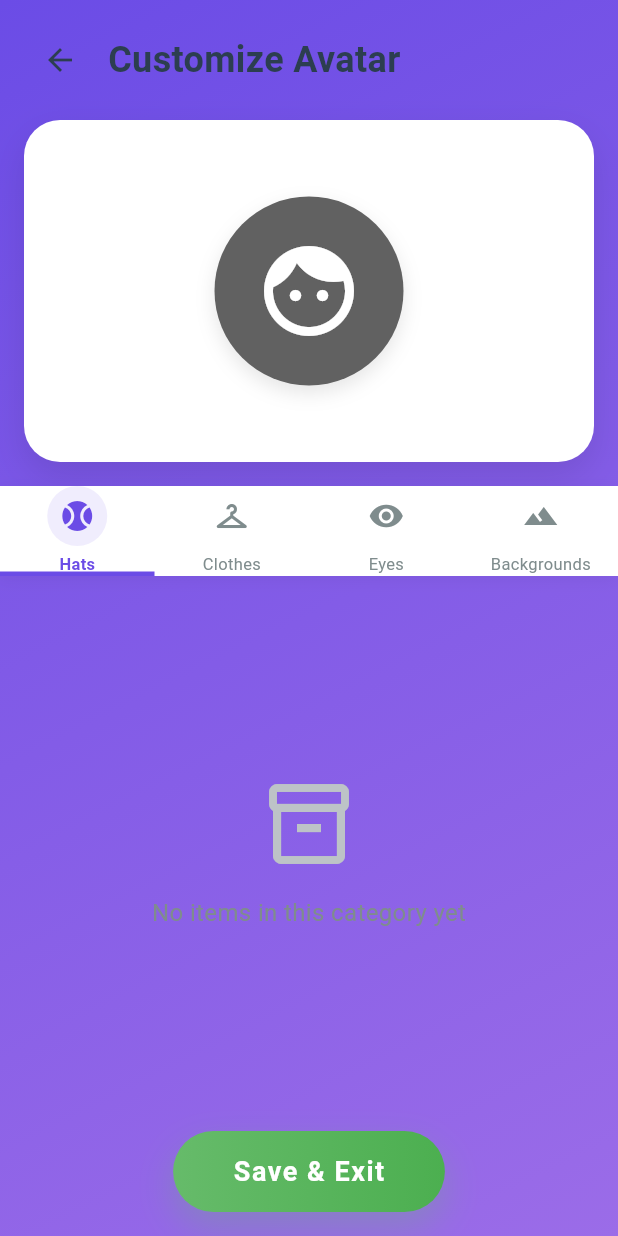
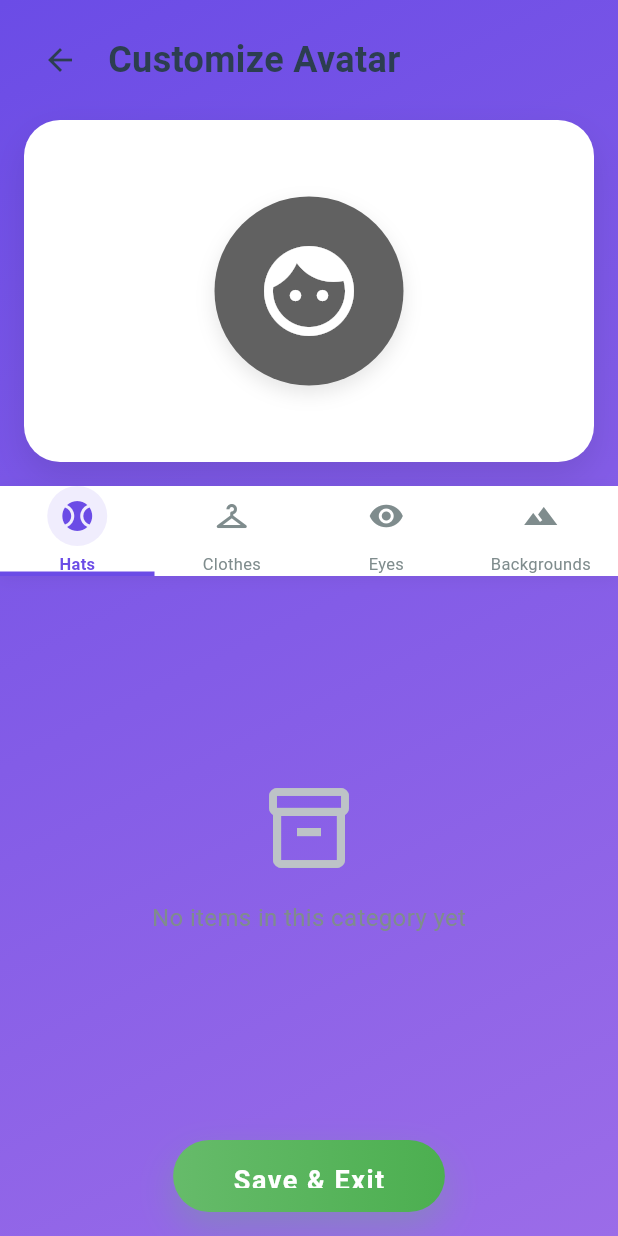
Before and after one commit to Mohamed-Nagdy/Brain-Land, a Flutter app: the screen it shows after launch, after a tap on an icon or button, on a phone screen of 412 x 824 dp. Run offline on Flutter 3.47's test engine with Material 3 defaults, Android fonts, the phone set to English and light mode, and no system bars; our stand-ins replace audioplayers, equatable, firebase_analytics, firebase_core, flutter_riverpod, go_router and 4 more; accounts and stored records are empty; generated files the repository leaves out were written again.

Commit message:
Last Change

```diff
--- a/lib/features/math_forest/presentation/screens/math_game_screen.dart
+++ b/lib/features/math_forest/presentation/screens/math_game_screen.dart
@@ -1,4 +1,5 @@
 import 'package:brain_land/core/utils/audio_manager.dart';
+import 'package:brain_land/core/utils/responsive_utils.dart';
 import 'package:brain_land/features/math_forest/presentation/widgets/celebration_widget.dart';
 import 'package:flutter/material.dart';
 import 'package:flutter_riverpod/flutter_riverpod.dart';
@@ -130,16 +131,21 @@ class _MathGameScreenState extends ConsumerState<MathGameScreen> {
       return _buildErrorState('No problem available');
     }
 
+    // Use different layout for landscape mode
+    if (context.isLandscape) {
+      return _buildLandscapeLayout(gameState, problem);
+    }
+
     return Column(
       children: [
         // Header with timer, counter, and pause button
         _buildHeader(gameState),
 
-        const SizedBox(height: 24),
+        SizedBox(height: context.responsiveSpacing * 2),
 
         // Problem display
         Padding(
-          padding: const EdgeInsets.symmetric(horizontal: 24.0),
+          padding: context.responsiveHorizontalPadding,
           child: ProblemDisplay(problem: problem),
         ),
 
@@ -148,7 +154,42 @@ class _MathGameScreenState extends ConsumerState<MathGameScreen> {
         // Answer bubbles grid
         _buildAnswerBubbles(problem.options),
 
-        const SizedBox(height: 32),
+        SizedBox(height: context.responsiveSpacing * 3),
+      ],
+    );
+  }
+
+  /// Build landscape layout with side-by-side problem and answers
+  Widget _buildLandscapeLayout(MathGameState gameState, problem) {
+    return Column(
+      children: [
+        // Header with timer, counter, and pause button
+        _buildHeader(gameState),
+
+        Expanded(
+          child: Row(
+            children: [
+              // Left side: Problem display
+              Expanded(
+                flex: 2,
+                child: Center(
+                  child: Padding(
+                    padding: context.responsiveHorizontalPadding,
+                    child: ProblemDisplay(problem: problem),
+                  ),
+                ),
+              ),
+
+              // Right side: Answer bubbles
+              Expanded(
+                flex: 3,
+                child: Center(child: _buildAnswerBubbles(problem.options)),
+              ),
+            ],
+          ),
+        ),
+
+        SizedBox(height: context.responsiveSpacing),
       ],
     );
   }
@@ -214,15 +255,21 @@ class _MathGameScreenState extends ConsumerState<MathGameScreen> {
   }
 
   Widget _buildAnswerBubbles(List<int> options) {
+    final spacing = context.responsiveValue(
+      mobile: 24.0,
+      tablet: 32.0,
+      desktop: 40.0,
+    );
+
     return Padding(
-      padding: const EdgeInsets.symmetric(horizontal: 32.0),
+      padding: context.responsiveHorizontalPadding,
       child: GridView.builder(
         shrinkWrap: true,
         physics: const NeverScrollableScrollPhysics(),
-        gridDelegate: const SliverGridDelegateWithFixedCrossAxisCount(
+        gridDelegate: SliverGridDelegateWithFixedCrossAxisCount(
           crossAxisCount: 2,
-          crossAxisSpacing: 24,
-          mainAxisSpacing: 24,
+          crossAxisSpacing: spacing,
+          mainAxisSpacing: spacing,
           childAspectRatio: 1.0,
         ),
         itemCount: options.length,
--- a/lib/features/math_forest/presentation/widgets/answer_bubble.dart
+++ b/lib/features/math_forest/presentation/widgets/answer_bubble.dart
@@ -134,11 +134,21 @@ class _AnswerBubbleState extends State<AnswerBubble>
               ? _feedbackAnimation.value
               : _scaleAnimation.value;
 
+          return LayoutBuilder(
+            builder: (context, constraints) {
+              // Use the smaller dimension to ensure the bubble fits
+              final size = constraints.maxWidth < constraints.maxHeight
+                  ? constraints.maxWidth
+                  : constraints.maxHeight;
+
+              // Calculate font size based on bubble size
+              final fontSize = size * 0.4;
+
               return Transform.scale(
                 scale: scale,
                 child: Container(
-              width: 100,
-              height: 100,
+                  width: size,
+                  height: size,
                   decoration: BoxDecoration(
                     shape: BoxShape.circle,
                     gradient: _getGradient(),
@@ -155,13 +165,15 @@ class _AnswerBubbleState extends State<AnswerBubble>
                       widget.answer,
                       style: AppTextStyles.gameNumber.copyWith(
                         color: AppColors.textLight,
-                    fontSize: 40,
+                        fontSize: fontSize,
                       ),
                     ),
                   ),
                 ),
               );
             },
+          );
+        },
       ),
     );
   }
--- a/lib/features/world_map/presentation/screens/world_map_screen.dart
+++ b/lib/features/world_map/presentation/screens/world_map_screen.dart
@@ -1,3 +1,4 @@
+import 'package:brain_land/core/utils/responsive_utils.dart';
 import 'package:flutter/material.dart';
 import 'package:flutter_riverpod/flutter_riverpod.dart';
 import 'package:go_router/go_router.dart';
@@ -62,18 +63,17 @@ class _WorldMapScreenState extends ConsumerState<WorldMapScreen> {
                 // Header with player info
                 _buildHeader(context),
 
-                // Zone grid
+                // Zone grid - Responsive with landscape support
                 Expanded(
                   child: Padding(
-                    padding: const EdgeInsets.all(16.0),
+                    padding: context.responsivePadding,
                     child: GridView.builder(
-                      gridDelegate:
-                          const SliverGridDelegateWithFixedCrossAxisCount(
-                            crossAxisCount: 2,
-                            mainAxisSpacing: 16,
-                            crossAxisSpacing: 16,
-                            childAspectRatio: 0.85,
-                          ),
+                      gridDelegate: SliverGridDelegateWithFixedCrossAxisCount(
+                        crossAxisCount: _getGridColumnCount(context),
+                        mainAxisSpacing: context.responsiveSpacing,
+                        crossAxisSpacing: context.responsiveSpacing,
+                        childAspectRatio: _getChildAspectRatio(context),
+                      ),
                       itemCount: zones.length,
                       itemBuilder: (context, index) {
                         final zone = zones[index];
@@ -133,53 +133,133 @@ class _WorldMapScreenState extends ConsumerState<WorldMapScreen> {
     }
   }
 
+  /// Get grid column count based on screen size and orientation
+  int _getGridColumnCount(BuildContext context) {
+    if (context.isLandscape) {
+      // In landscape, show more columns
+      return context.responsiveValue(
+        mobile: 4, // 4 zones fit nicely in a row on landscape mobile
+        tablet: 4,
+        desktop: 4,
+      );
+    } else {
+      // In portrait, use standard responsive columns
+      return context.responsiveValue(mobile: 2, tablet: 3, desktop: 4);
+    }
+  }
+
+  /// Get child aspect ratio based on screen size and orientation
+  double _getChildAspectRatio(BuildContext context) {
+    if (context.isLandscape) {
+      // In landscape, make cards slightly wider
+      return context.responsiveValue(mobile: 0.75, tablet: 0.85, desktop: 0.9);
+    } else {
+      // In portrait, use standard aspect ratios
+      return context.responsiveValue(mobile: 0.85, tablet: 0.9, desktop: 1.0);
+    }
+  }
+
   Widget _buildHeader(BuildContext context) {
+    final avatarSize = context.responsiveValue(
+      mobile: 60.0,
+      tablet: 70.0,
+      desktop: 80.0,
+    );
+    final iconSize = context.responsiveValue(
+      mobile: 32.0,
+      tablet: 36.0,
+      desktop: 40.0,
+    );
+
     return Container(
-      padding: const EdgeInsets.all(16),
+      padding: context.responsivePadding,
       child: Row(
         children: [
           // Avatar
           GestureDetector(
             onTap: () => context.push(AppRoutes.avatarCustomization),
             child: Container(
-              width: 60,
-              height: 60,
+              width: avatarSize,
+              height: avatarSize,
               decoration: BoxDecoration(
                 color: AppColors.primary.withValues(alpha: 0.2),
                 shape: BoxShape.circle,
                 border: Border.all(color: AppColors.primary, width: 2),
               ),
-              child: const Center(
-                child: Text('🐼', style: TextStyle(fontSize: 32)),
+              child: Center(
+                child: Text(
+                  '🐼',
+                  style: TextStyle(fontSize: avatarSize * 0.53),
+                ),
               ),
             ),
           ),
-          const SizedBox(width: 16),
+          SizedBox(width: context.responsiveSpacing),
 
           // Player stats
           Expanded(
             child: Column(
               crossAxisAlignment: CrossAxisAlignment.start,
               children: [
-                Text('Welcome back!', style: AppTextStyles.heading3),
-                const SizedBox(height: 4),
+                Text(
+                  'Welcome back!',
+                  style: AppTextStyles.heading3.copyWith(
+                    fontSize: ResponsiveUtils.responsiveFontSize(
+                      context,
+                      mobile: 20,
+                      tablet: 22,
+                      desktop: 24,
+                    ),
+                  ),
+                ),
+                SizedBox(height: context.responsiveSpacing * 0.5),
                 Row(
                   children: [
-                    const Text('⭐', style: TextStyle(fontSize: 16)),
-                    const SizedBox(width: 4),
+                    Text(
+                      '⭐',
+                      style: TextStyle(
+                        fontSize: context.responsiveValue(
+                          mobile: 16.0,
+                          tablet: 18.0,
+                          desktop: 20.0,
+                        ),
+                      ),
+                    ),
+                    SizedBox(width: context.responsiveSpacing * 0.5),
                     Text(
                       '0',
                       style: AppTextStyles.bodyMedium.copyWith(
                         fontWeight: FontWeight.bold,
+                        fontSize: ResponsiveUtils.responsiveFontSize(
+                          context,
+                          mobile: 16,
+                          tablet: 18,
+                          desktop: 20,
+                        ),
                       ),
                     ),
-                    const SizedBox(width: 16),
-                    const Text('🪙', style: TextStyle(fontSize: 16)),
-                    const SizedBox(width: 4),
+                    SizedBox(width: context.responsiveSpacing),
+                    Text(
+                      '🪙',
+                      style: TextStyle(
+                        fontSize: context.responsiveValue(
+                          mobile: 16.0,
+                          tablet: 18.0,
+                          desktop: 20.0,
+                        ),
+                      ),
+                    ),
+                    SizedBox(width: context.responsiveSpacing * 0.5),
                     Text(
                       '0',
                       style: AppTextStyles.bodyMedium.copyWith(
                         fontWeight: FontWeight.bold,
+                        fontSize: ResponsiveUtils.responsiveFontSize(
+                          context,
+                          mobile: 16,
+                          tablet: 18,
+                          desktop: 20,
+                        ),
                       ),
                     ),
                   ],
@@ -190,7 +270,7 @@ class _WorldMapScreenState extends ConsumerState<WorldMapScreen> {
 
           // Progress button
           IconButton(
-            icon: const Icon(Icons.emoji_events, size: 32),
+            icon: Icon(Icons.emoji_events, size: iconSize),
             color: AppColors.warningYellow,
             onPressed: () => context.push(AppRoutes.progress),
             tooltip: 'View Progress',
--- a/lib/shared/widgets/fancy_button.dart
+++ b/lib/shared/widgets/fancy_button.dart
@@ -1,3 +1,4 @@
+import 'package:brain_land/core/utils/responsive_utils.dart';
 import 'package:flutter/material.dart';
 import 'package:flutter/services.dart';
 
@@ -108,14 +109,42 @@ class _FancyButtonState extends State<FancyButton>
   Widget build(BuildContext context) {
     final gradient = widget.gradient ?? AppColors.buttonPrimaryGradient;
     final isEnabled = widget.onPressed != null;
+
+    // Ensure minimum touch target size for accessibility
+    final minHeight = ResponsiveUtils.minTouchTargetSize;
+    final effectiveHeight = widget.height ?? minHeight;
+
     final buttonPadding =
         widget.padding ??
         (widget.isSmall
-            ? const EdgeInsets.symmetric(horizontal: 24, vertical: 16)
-            : const EdgeInsets.symmetric(horizontal: 40, vertical: 16));
+            ? EdgeInsets.symmetric(
+                horizontal: context.responsiveValue(
+                  mobile: 24.0,
+                  tablet: 28.0,
+                  desktop: 32.0,
+                ),
+                vertical: 12,
+              )
+            : EdgeInsets.symmetric(
+                horizontal: context.responsiveValue(
+                  mobile: 40.0,
+                  tablet: 48.0,
+                  desktop: 56.0,
+                ),
+                vertical: 16,
+              ));
+
     final textStyle =
         widget.textStyle ??
-        (widget.isSmall ? AppTextStyles.buttonSmall : AppTextStyles.button);
+        (widget.isSmall ? AppTextStyles.buttonSmall : AppTextStyles.button)
+            .copyWith(
+              fontSize: ResponsiveUtils.responsiveFontSize(
+                context,
+                mobile: widget.isSmall ? 14 : 18,
+                tablet: widget.isSmall ? 16 : 20,
+                desktop: widget.isSmall ? 18 : 22,
+              ),
+            );
 
     return MouseRegion(
       onEnter: isEnabled ? _handleHoverEnter : null,
@@ -125,7 +154,11 @@ class _FancyButtonState extends State<FancyButton>
         child: AnimatedContainer(
           duration: const Duration(milliseconds: 200),
           width: widget.width,
-          height: widget.height,
+          height: effectiveHeight >= minHeight ? effectiveHeight : minHeight,
+          constraints: BoxConstraints(
+            minHeight: minHeight,
+            minWidth: minHeight,
+          ),
           decoration: BoxDecoration(
             gradient: gradient,
             borderRadius: BorderRadius.circular(30),
```
Also changed, not shown: 1 other file. Lines whose indentation alone changed are shown as unchanged.
